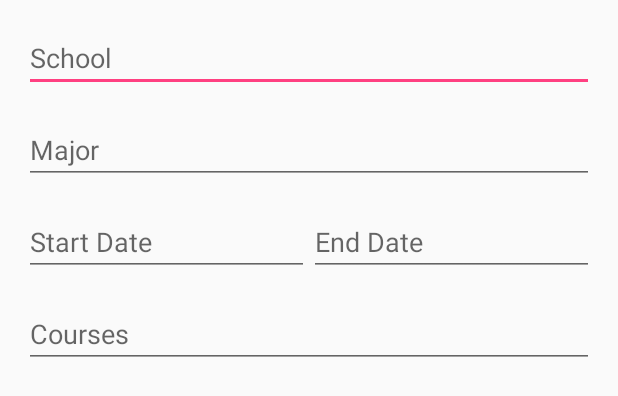
After one commit to hzhang428/MiniLinkedIn, an Android app: the layout activity_education_edit.xml on its own in the app's theme, with its tools: preview values and no code run, on a phone screen of 412 x 824 dp. The commit adds this screen. Shown: the top 396 px of the screen. Run offline under Robolectric (Android 15) with nearby library versions, the phone set to English and light mode, and no system bars.

Commit message:
Added menu buttons. Implemented abstract editactivity. Make add and edit education functional.

```diff
--- a/app/src/main/AndroidManifest.xml
+++ b/app/src/main/AndroidManifest.xml
@@ -15,6 +15,8 @@
                 <category android:name="android.intent.category.LAUNCHER" />
             </intent-filter>
         </activity>
+
+        <activity android:name=".EducationEditActivity" />
     </application>
-
+    s
 </manifest>
--- a/app/src/main/java/com/example/haozhang/minilinkedin/model/Experience.java
+++ b/app/src/main/java/com/example/haozhang/minilinkedin/model/Experience.java
@@ -1,4 +1,7 @@
 package com.example.haozhang.minilinkedin.model;
+
+import android.os.Parcel;
+import android.os.Parcelable;
 
 import java.util.List;
 
@@ -13,4 +16,5 @@ public class Experience {
     public String company;
 
     public List<String> items;
+
 }
--- /dev/null
+++ b/app/src/main/res/layout/activity_education_edit.xml
@@ -0,0 +1,49 @@
+<?xml version="1.0" encoding="utf-8"?>
+<LinearLayout xmlns:android="http://schemas.android.com/apk/res/android"
+    android:orientation="vertical"
+    android:layout_width="match_parent"
+    android:layout_height="match_parent"
+    android:padding="@dimen/spacing_medium">
+
+    <EditText
+        android:id="@+id/education_edit_school"
+        android:layout_width="match_parent"
+        android:layout_height="wrap_content"
+        android:layout_marginBottom="@dimen/spacing_medium"
+        android:hint="@string/education_edit_school" />
+
+    <EditText
+        android:id="@+id/education_edit_major"
+        android:layout_width="match_parent"
+        android:layout_height="wrap_content"
+        android:layout_marginBottom="@dimen/spacing_medium"
+        android:hint="@string/education_edit_major" />
+
+    <LinearLayout
+        android:layout_width="match_parent"
+        android:layout_height="wrap_content"
+        android:orientation="horizontal"
+        android:layout_marginBottom="@dimen/spacing_medium">
+
+        <EditText
+            android:id="@+id/education_edit_startDate"
+            android:layout_width="0dp"
+            android:layout_height="wrap_content"
+            android:layout_weight="1"
+            android:hint="@string/education_edit_startDate" />
+
+        <EditText
+            android:id="@+id/education_edit_endDate"
+            android:layout_width="0dp"
+            android:layout_height="wrap_content"
+            android:layout_weight="1"
+            android:hint="@string/education_edit_endDate" />
+    </LinearLayout>
+
+    <EditText
+        android:id="@+id/education_edit_courses"
+        android:layout_width="match_parent"
+        android:layout_height="wrap_content"
+        android:hint="@string/education_edit_course" />
+
+</LinearLayout>
--- a/app/src/main/res/layout/activity_main.xml
+++ b/app/src/main/res/layout/activity_main.xml
@@ -33,7 +33,7 @@
                     android:layout_width="wrap_content"
                     android:layout_height="wrap_content"
                     android:textSize="@dimen/caption_text_size"
-                    android:text="@string/example_name"/>
+                    android:text="@string/your_name" />
 
                 <ImageButton
                     android:id="@+id/edit_basic_info"
@@ -52,7 +52,7 @@
                 android:layout_below="@id/user_name_layout"
                 android:layout_width="match_parent"
                 android:layout_height="wrap_content"
-                android:text="@string/example_email"/>
+                android:text="@string/your_email" />
 
             <ImageButton
                 android:id="@+id/image"
--- a/app/src/main/res/values/dimens.xml
+++ b/app/src/main/res/values/dimens.xml
@@ -7,7 +7,7 @@
     <dimen name="spacing_large">24dp</dimen>
 
     <dimen name="user_picture_size">60dp</dimen>
-    <dimen name="icon_button_size">24dp</dimen>
+    <dimen name="icon_button_size">26dp</dimen>
     <dimen name="caption_text_size">25dp</dimen>
 
 </resources>
--- a/app/src/main/res/values/strings.xml
+++ b/app/src/main/res/values/strings.xml
@@ -1,8 +1,8 @@
 <resources>
     <string name="app_name">MiniLinkedIn</string>
 
-    <string name="example_name">Hao Zhang</string>
-    <string name="example_email">hzhang428@gatech.edu</string>
+    <string name="your_name">Your Name</string>
+    <string name="your_email">username@gmail.com</string>
 
     <string name="section_education">Education</string>
     <string name="example_school">Georgia Institution of Technology</string>
@@ -12,4 +12,12 @@
 
     <string name="section_projects">Projects</string>
     <string name="example_project">Mini Linkedin Mobile Client</string>
+
+    <string name="education_edit_school">School</string>
+    <string name="education_edit_major">Major</string>
+    <string name="education_edit_startDate">Start Date</string>
+    <string name="education_edit_endDate">End Date</string>
+    <string name="education_edit_course">Courses</string>
+
+    <string name="action_save">save</string>
 </resources>
```
Also changed, not shown: app/src/main/java/com/example/haozhang/minilinkedin/EditActivity.java (added, +62 -0 lines), app/src/main/java/com/example/haozhang/minilinkedin/EducationEditActivity.java (added, +69 -0 lines), app/src/main/java/com/example/haozhang/minilinkedin/MainActivity.java (+82 -65 lines), app/src/main/java/com/example/haozhang/minilinkedin/model/Education.java (+47 -1 lines), app/src/main/res/menu/menu_edit.xml (added, +10 -0 lines).
